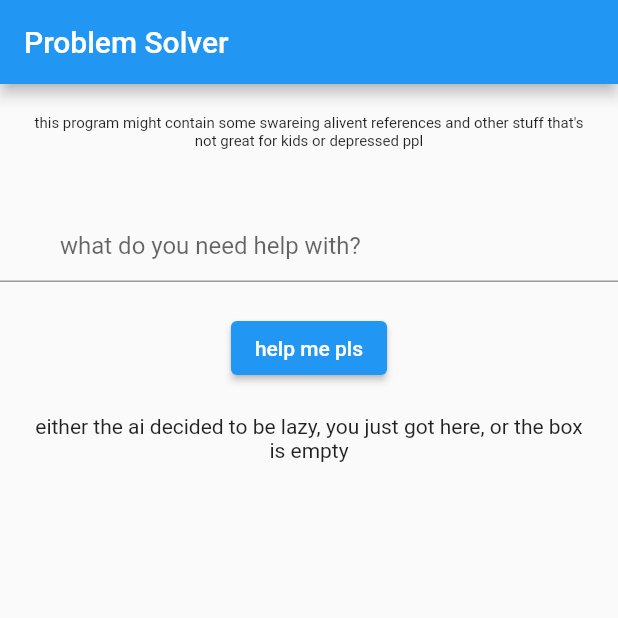
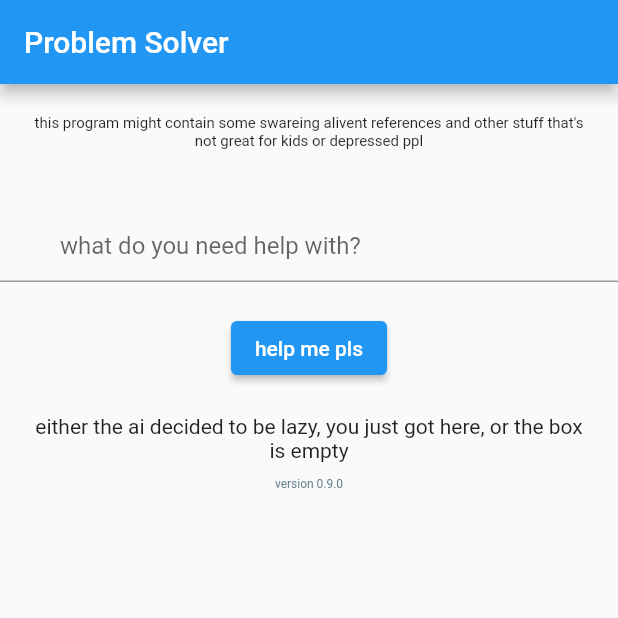
Before and after one commit to creativename64/life_advice, a Flutter app: the screen it shows after launch, on a phone screen of 412 x 824 dp, the top half of it. Run offline on Flutter 3.47's test engine with Material 2 defaults, Android fonts, the phone set to English and light mode, and no system bars; our stand-ins replace firebase_core; accounts and stored records are empty.

Commit message:
added a version counter

```diff
--- a/lib/main.dart
+++ b/lib/main.dart
@@ -182,7 +182,23 @@ class _MyStatefulWidgetState extends State<MyStatefulWidget> {
                   textAlign: TextAlign.center,
                   style: const TextStyle(fontSize: 14),
                 ),
-              ))
+              )),
+          const SizedBox(
+            height: 10,
+          ),
+          const Align(
+            alignment: Alignment.bottomCenter,
+            child: Text(
+              'version 0.9.0',
+              style: TextStyle(fontSize: 8, color: Colors.blueGrey),
+            ),
+          ),
+          const Align(
+            alignment: Alignment.bottomCenter,
+            child: SizedBox(
+              height: 20,
+            ),
+          ),
 
           // ignore: unnecessary_new
         ],
```
